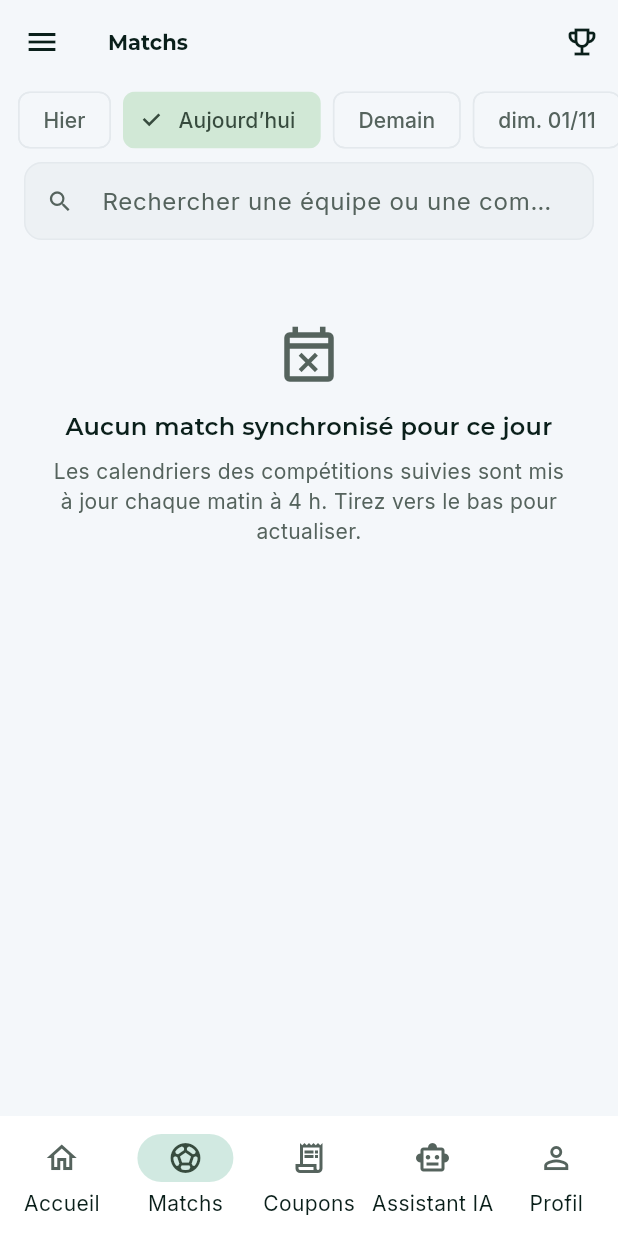
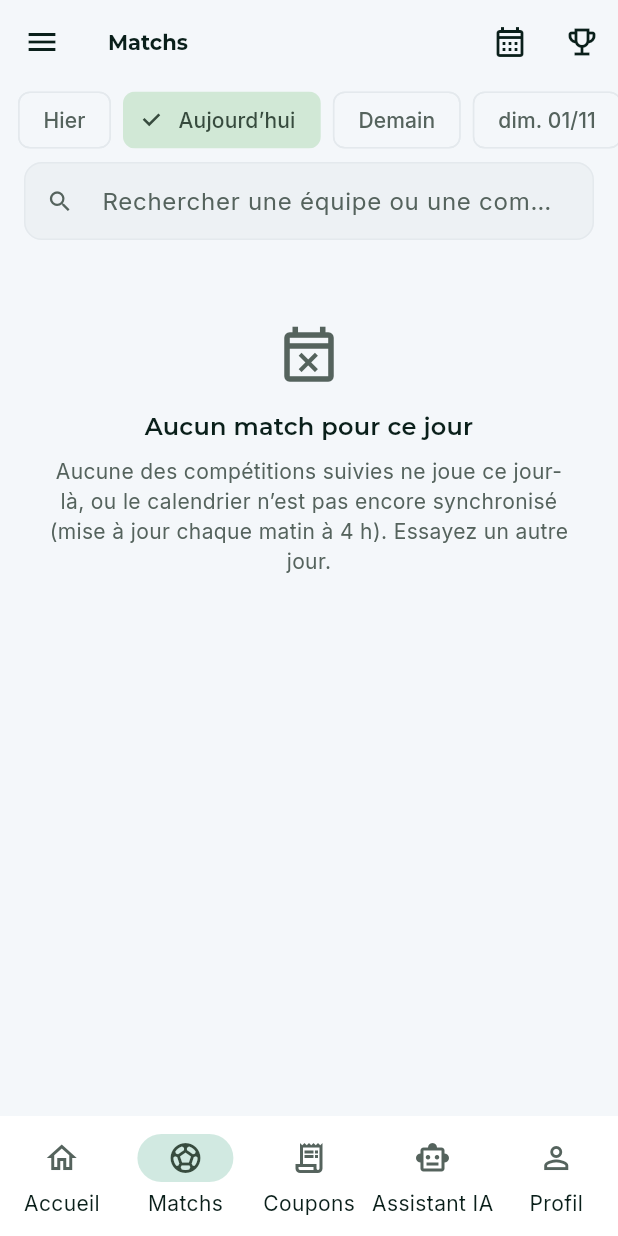
Before and after one commit to kouratoussaint/couponproia, a Flutter app: the MatchesScreen screen opened by its route, on a phone screen of 412 x 824 dp. Run offline on Flutter 3.47's test engine with Material 3 defaults, Android fonts, the phone set to English and light mode, and no system bars; our stand-ins replace cached_network_image, flutter_riverpod, go_router, google_fonts, package_info_plus, shared_preferences and 1 more; accounts and stored records are empty.

Commit message:
LOT 2 : saison d'archive (offre gratuite) et sélecteur de date
L'offre gratuite d'API-Football ne couvre que 2022-2024 : réglage public
sports.archive_season (2024), chargé une seule fois puis réutilisé. L'app
l'affiche comme archive, démarre au jour équivalent et permet de choisir
une date.

Co-Authored-By: Claude Opus 5.5 <noreply@anthropic.com>
Claude-Session: https://claude.ai/code/session_01HMXqar2fzfWVAS2WaDV6Ni

```diff
--- a/app/lib/features/matches/data/sports_format.dart
+++ b/app/lib/features/matches/data/sports_format.dart
@@ -23,8 +23,20 @@ String dayLabel(DateTime day, DateTime today) {
   if (diff == 0) return 'Aujourd’hui';
   if (diff == 1) return 'Demain';
   if (diff == -1) return 'Hier';
-  return '${_weekdays[day.weekday - 1]} ${shortDate(day)}';
+  final year = day.year == today.year ? '' : '/${day.year}';
+  return '${_weekdays[day.weekday - 1]} ${shortDate(day)}$year';
 }
+
+/// Jour de départ du calendrier en mode archive : même jour et même mois dans la
+/// saison d'archive (une saison va de juillet à juin).
+DateTime archiveDay(DateTime today, int season) {
+  final year = today.month >= 7 ? season : season + 1;
+  final lastDay = DateTime(year, today.month + 1, 0).day;
+  return DateTime(year, today.month, today.day > lastDay ? lastDay : today.day);
+}
+
+/// « 2024/25 »
+String seasonLabel(int season) => '$season/${((season + 1) % 100).toString().padLeft(2, '0')}';
 
 String statusLabel(MatchSummary m) {
   switch (m.status) {
--- a/app/lib/features/matches/presentation/competitions_screen.dart
+++ b/app/lib/features/matches/presentation/competitions_screen.dart
@@ -4,6 +4,7 @@ import 'package:go_router/go_router.dart';
 
 import '../../../core/errors/error_messages.dart';
 import '../../../core/router/app_routes.dart';
+import '../data/sports_format.dart';
 import '../data/sports_models.dart';
 import '../data/sports_repository.dart';
 import 'sports_widgets.dart';
@@ -33,7 +34,7 @@ class CompetitionsScreen extends ConsumerWidget {
                     title: Text(c.name),
                     subtitle: Text([
                       if (c.country != null) c.country!,
-                      c.currentSeason == null ? 'saison non synchronisée' : 'saison ${_season(c.currentSeason!)}',
+                      c.currentSeason == null ? 'saison non synchronisée' : 'saison ${seasonLabel(c.currentSeason!)}',
                     ].join(' · ')),
                     trailing: const Icon(Icons.chevron_right),
                     onTap: () => context.push(AppRoutes.standingsFor(c.id)),
@@ -45,7 +46,6 @@ class CompetitionsScreen extends ConsumerWidget {
   }
 }
 
-String _season(int year) => '$year/${((year + 1) % 100).toString().padLeft(2, '0')}';
 
 /// Classement d'une compétition (par groupe pour les phases de groupes).
 class StandingsScreen extends ConsumerWidget {
--- a/app/lib/features/matches/presentation/matches_screen.dart
+++ b/app/lib/features/matches/presentation/matches_screen.dart
@@ -20,7 +20,7 @@ class MatchesScreen extends ConsumerStatefulWidget {
 }
 
 class _MatchesScreenState extends ConsumerState<MatchesScreen> {
-  late DateTime _day = dateOnly(DateTime.now());
+  DateTime? _day;
   int? _competitionId;
   final _search = TextEditingController();
 
@@ -33,10 +33,34 @@ class _MatchesScreenState extends ConsumerState<MatchesScreen> {
   @override
   Widget build(BuildContext context) {
     final flags = ref.watch(featureFlagsProvider).valueOrNull;
+    final today = dateOnly(DateTime.now());
+    final archive = ref.watch(archiveSeasonProvider).valueOrNull;
+    final base = archive == null ? today : archiveDay(today, archive);
+    final day = _day ?? base;
     final appBar = AppBar(
       leading: const DrawerMenuButton(),
       title: const Text('Matchs'),
       actions: [
+        IconButton(
+          tooltip: 'Choisir une date',
+          icon: const Icon(Icons.calendar_month_outlined),
+          onPressed: () async {
+            final now = DateTime.now();
+            final picked = await showDatePicker(
+              context: context,
+              initialDate: day,
+              firstDate: DateTime(2022, 7, 1),
+              lastDate: DateTime(now.year + 1, 12, 31),
+              helpText: 'Afficher les matchs du',
+            );
+            if (picked != null) {
+              setState(() {
+                _day = dateOnly(picked);
+                _competitionId = null;
+              });
+            }
+          },
+        ),
         IconButton(
           tooltip: 'Compétitions et classements',
           icon: const Icon(Icons.emoji_events_outlined),
@@ -57,14 +81,31 @@ class _MatchesScreenState extends ConsumerState<MatchesScreen> {
       );
     }
 
-    final today = dateOnly(DateTime.now());
-    final days = [for (var i = -1; i <= 6; i++) DateTime(today.year, today.month, today.day + i)];
-    final matches = ref.watch(matchesOfDayProvider(_day));
+    final days = [for (var i = -1; i <= 6; i++) DateTime(day.year, day.month, day.day + i)];
+    final matches = ref.watch(matchesOfDayProvider(day));
 
     return Scaffold(
       appBar: appBar,
       body: Column(
         children: [
+          if (archive != null)
+            MaterialBanner(
+              padding: const EdgeInsets.fromLTRB(16, 8, 8, 8),
+              leading: const Icon(Icons.history_edu_outlined),
+              content: Text(
+                'Données d’archive : saison ${seasonLabel(archive)}. Ce sont de vrais matchs, déjà joués ; '
+                'la saison en cours sera disponible avec l’offre Pro du fournisseur.',
+              ),
+              actions: [
+                TextButton(
+                  onPressed: () => setState(() {
+                    _day = null;
+                    _competitionId = null;
+                  }),
+                  child: const Text('Revenir au jour'),
+                ),
+              ],
+            ),
           SizedBox(
             height: 48,
             child: ListView.separated(
@@ -74,7 +115,7 @@ class _MatchesScreenState extends ConsumerState<MatchesScreen> {
               separatorBuilder: (_, __) => const SizedBox(width: 8),
               itemBuilder: (context, i) => ChoiceChip(
                 label: Text(dayLabel(days[i], today)),
-                selected: days[i] == _day,
+                selected: days[i] == day,
                 onSelected: (_) => setState(() {
                   _day = days[i];
                   _competitionId = null;
@@ -105,8 +146,8 @@ class _MatchesScreenState extends ConsumerState<MatchesScreen> {
           Expanded(
             child: RefreshIndicator(
               onRefresh: () async {
-                ref.invalidate(matchesOfDayProvider(_day));
-                await ref.read(matchesOfDayProvider(_day).future);
+                ref.invalidate(matchesOfDayProvider(day));
+                await ref.read(matchesOfDayProvider(day).future);
               },
               child: matches.when(
                 loading: () => const Center(child: CircularProgressIndicator()),
@@ -117,7 +158,7 @@ class _MatchesScreenState extends ConsumerState<MatchesScreen> {
                       title: 'Impossible de charger les matchs',
                       body: userMessageFor(e),
                       action: OutlinedButton(
-                        onPressed: () => ref.invalidate(matchesOfDayProvider(_day)),
+                        onPressed: () => ref.invalidate(matchesOfDayProvider(day)),
                         child: const Text('Réessayer'),
                       ),
                     ),
@@ -164,9 +205,9 @@ class _MatchesScreenState extends ConsumerState<MatchesScreen> {
                       if (all.isEmpty)
                         const InfoMessage(
                           icon: Icons.event_busy_outlined,
-                          title: 'Aucun match synchronisé pour ce jour',
-                          body: 'Les calendriers des compétitions suivies sont mis à jour chaque matin à 4 h. '
-                              'Tirez vers le bas pour actualiser.',
+                          title: 'Aucun match pour ce jour',
+                          body: 'Aucune des compétitions suivies ne joue ce jour-là, ou le calendrier n’est pas encore '
+                              'synchronisé (mise à jour chaque matin à 4 h). Essayez un autre jour.',
                         )
                       else if (filtered.isEmpty)
                         const InfoMessage(
--- a/app/lib/features/system/system_providers.dart
+++ b/app/lib/features/system/system_providers.dart
@@ -101,3 +101,11 @@ final latestAndroidVersionProvider = FutureProvider<AppVersionInfo?>((ref) async
       .maybeSingle();
   return row == null ? null : AppVersionInfo.fromJson(row);
 });
+
+/// Saison d'archive affichée à la place de la saison en cours (offre gratuite du
+/// fournisseur), ou null.
+final archiveSeasonProvider = FutureProvider<int?>((ref) async {
+  final settings = await ref.watch(publicSettingsProvider.future);
+  final value = settings['sports.archive_season'];
+  return value is num ? value.toInt() : null;
+});
```
Also changed, not shown: 3 other files.
